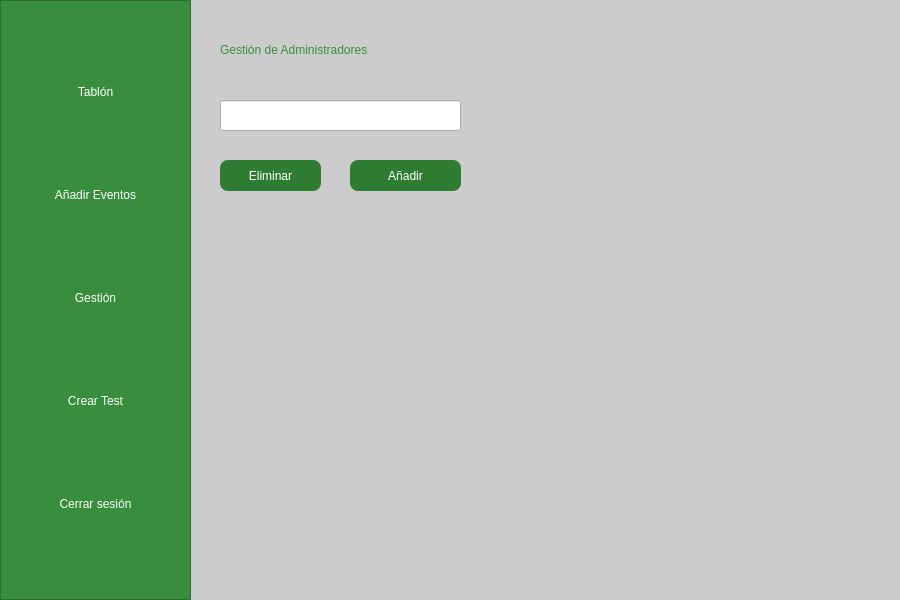
First picture: the form in src/vista/Ui/Gestión.ui, repository encinaa/LodzConnect, before the edit.
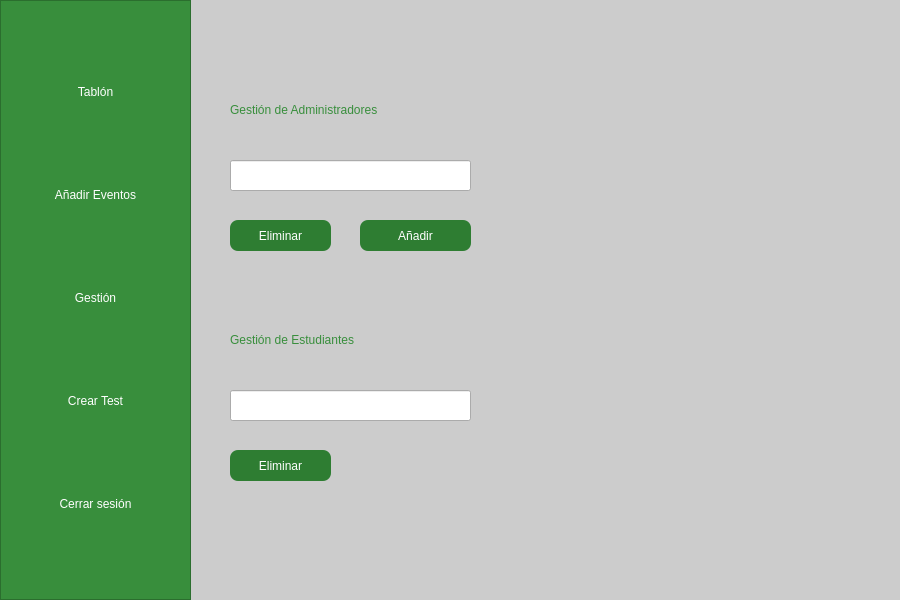
Second picture: the form after the edit. Icons and pictures are not drawn.

```diff
--- a/src/vista/Ui/Gestión.ui
+++ b/src/vista/Ui/Gestión.ui
@@ -116,8 +116,8 @@
    <widget class="QLabel" name="mainLabel">
     <property name="geometry">
      <rect>
-      <x>220</x>
-      <y>30</y>
+      <x>230</x>
+      <y>90</y>
       <width>600</width>
       <height>40</height>
      </rect>
@@ -133,8 +133,8 @@
    <widget class="QPushButton" name="BotonEliminarAdmin">
     <property name="geometry">
      <rect>
-      <x>220</x>
-      <y>160</y>
+      <x>230</x>
+      <y>220</y>
       <width>101</width>
       <height>31</height>
      </rect>
@@ -146,8 +146,8 @@
    <widget class="QPushButton" name="BotonAnadirAdmin">
     <property name="geometry">
      <rect>
-      <x>350</x>
-      <y>160</y>
+      <x>360</x>
+      <y>220</y>
       <width>111</width>
       <height>31</height>
      </rect>
@@ -159,13 +159,53 @@
    <widget class="QLineEdit" name="EmailAdmin">
     <property name="geometry">
      <rect>
-      <x>220</x>
-      <y>100</y>
+      <x>230</x>
+      <y>160</y>
       <width>241</width>
       <height>31</height>
      </rect>
     </property>
    </widget>
+   <widget class="QLabel" name="mainLabel_2">
+    <property name="geometry">
+     <rect>
+      <x>230</x>
+      <y>320</y>
+      <width>600</width>
+      <height>40</height>
+     </rect>
+    </property>
+    <property name="styleSheet">
+     <string notr="true">font: 18pt &quot;Century&quot;;
+color: #388e3c;</string>
+    </property>
+    <property name="text">
+     <string>Gestión de Estudiantes</string>
+    </property>
+   </widget>
+   <widget class="QLineEdit" name="EmailEstudiante">
+    <property name="geometry">
+     <rect>
+      <x>230</x>
+      <y>390</y>
+      <width>241</width>
+      <height>31</height>
+     </rect>
+    </property>
+   </widget>
+   <widget class="QPushButton" name="BotonEliminarEstudiante">
+    <property name="geometry">
+     <rect>
+      <x>230</x>
+      <y>450</y>
+      <width>101</width>
+      <height>31</height>
+     </rect>
+    </property>
+    <property name="text">
+     <string>Eliminar</string>
+    </property>
+   </widget>
   </widget>
  </widget>
  <resources>
```
